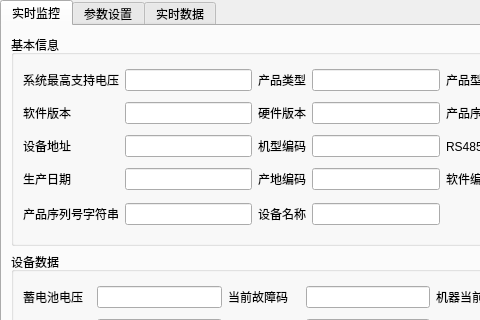
First picture: the form in ui/invt_layout.ui, repository xxxy-bit/SRNE_UP, before the edit; both pictures show x 0 to 480 and y 0 to 320 of the 1016 by 495 pixel window.
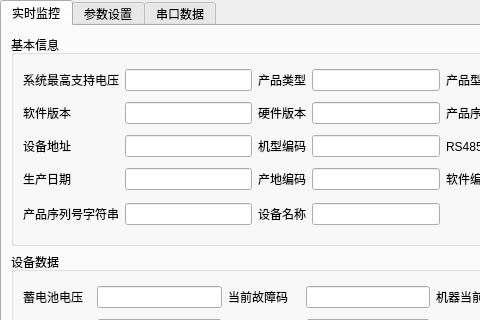
Second picture: the form after the edit. The open tabs and pages were chosen to show the change.

Commit message: 增加充电开关与测试模式开关,增加串口刷新

Patch:
```diff
--- a/ui/invt_layout.ui
+++ b/ui/invt_layout.ui
@@ -969,7 +969,7 @@
       </widget>
       <widget class="QWidget" name="tab_2">
        <attribute name="title">
-        <string>实时数据</string>
+        <string>串口数据</string>
        </attribute>
        <layout class="QHBoxLayout" name="horizontalLayout_9">
         <item>
```
Left out of the diff: 2 changed lines with no effect on the pictures. The commit also changes 16 other files.
